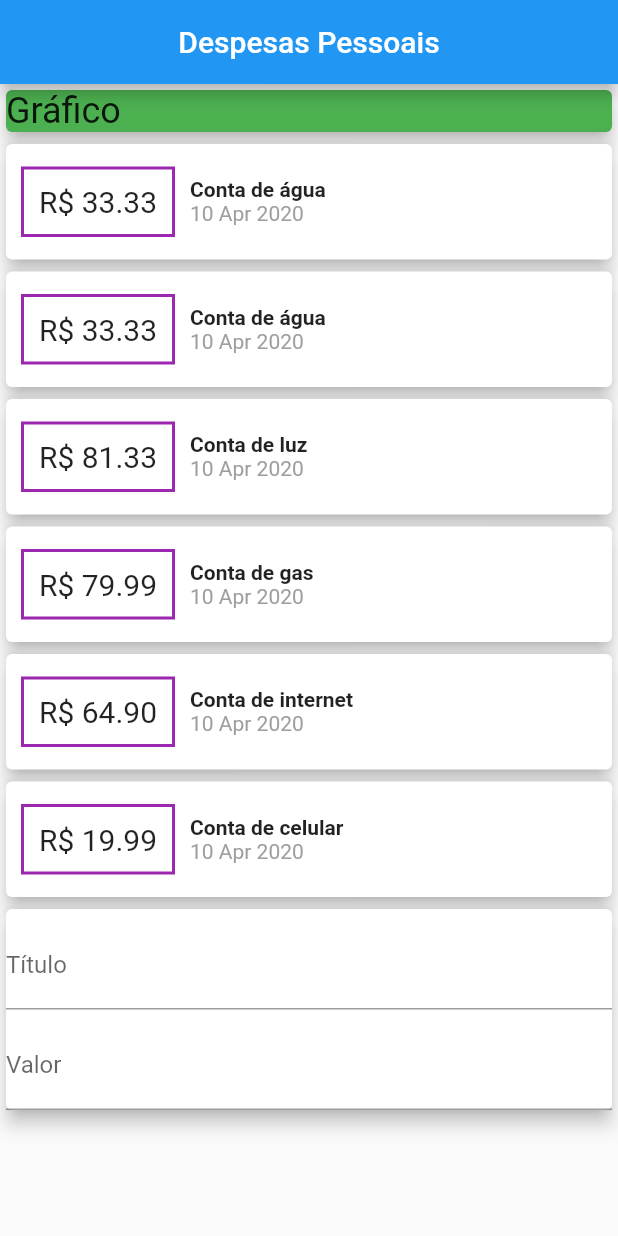
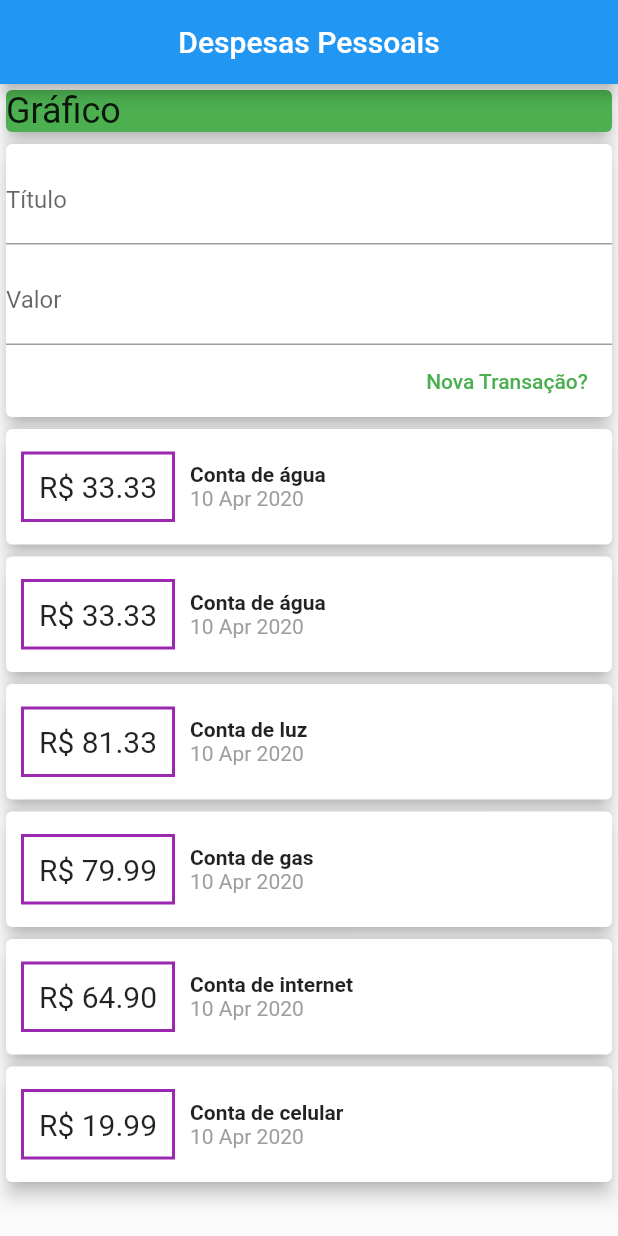
Before and after one commit to brandaoti/flutter-expenses-app, a Flutter app: the screen it shows after launch, on a phone screen of 412 x 824 dp. Run offline on Flutter 3.47's test engine with Material 2 defaults, Android fonts, the phone set to English and light mode, and no system bars.

Commit message:
Adicionado botão

```diff
--- a/lib/components/expenses_app.dart
+++ b/lib/components/expenses_app.dart
@@ -72,8 +72,6 @@ class _ExpensesAppState extends State<ExpensesApp> {
                 child: Text('Gráfico', style: TextStyle(fontSize: 24)),
               ),
             ),
-            // Exibindo lista de informações
-            TransactionList(_transaction),
             // Exibindo formulario de texto
             Card(
               elevation: 5,
@@ -94,9 +92,22 @@ class _ExpensesAppState extends State<ExpensesApp> {
                       labelText: 'Valor',
                     ),
                   ),
+                  // Implementando Botão
+                  Row(
+                    mainAxisAlignment: MainAxisAlignment.end,
+                    children: <Widget>[
+                      FlatButton(
+                        child: Text('Nova Transação?'),
+                        textColor: Colors.green,
+                        onPressed: () {},
+                      ),
+                    ],
+                  ),
                 ],
               ),
             ),
+            // Exibindo lista de informações
+            TransactionList(_transaction),
           ],
         ),
       ),
```
